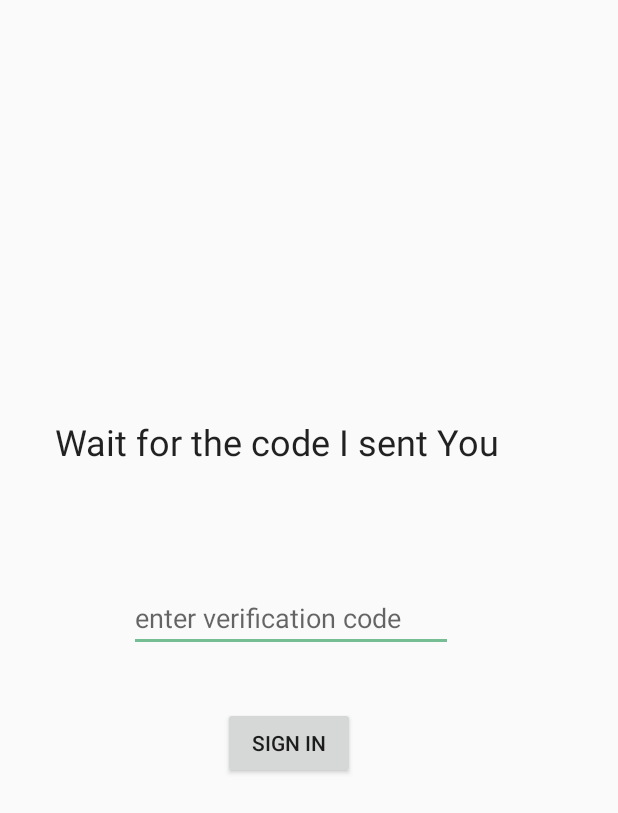
After one commit to ayahshawahneh/palCarWasher, an Android app: the sendCodeVrification screen opened directly, with no data from a screen before it, on a phone screen of 412 x 824 dp. The commit adds this screen. Shown: the top 813 px of the screen. Run offline under Robolectric (Android 15) with nearby library versions, the phone set to English and light mode, and no system bars; our stand-ins replace Firebase (no records; nobody signed in at launch, a user with empty details on screens opened directly); Roboto replaces fonts that are not available here.

Commit message:
finally runnnnnn

```diff
--- a/app/build.gradle
+++ b/app/build.gradle
@@ -6,7 +6,7 @@ android {
 
     defaultConfig {
         applicationId "com.example.palcarwasher"
-        minSdkVersion 27
+        minSdkVersion 23
         targetSdkVersion 30
         versionCode 1
         versionName "1.0"
--- /dev/null
+++ b/app/src/main/java/com/example/palcarwasher/sendCodeVrification.java
@@ -0,0 +1,151 @@
+package com.example.palcarwasher;
+
+import androidx.annotation.NonNull;
+import androidx.appcompat.app.AppCompatActivity;
+
+import android.content.Intent;
+import android.os.Bundle;
+import android.view.View;
+import android.widget.EditText;
+import android.widget.ProgressBar;
+import android.widget.Toast;
+
+import com.google.android.gms.tasks.OnCompleteListener;
+import com.google.android.gms.tasks.Task;
+import com.google.firebase.FirebaseException;
+import com.google.firebase.auth.AuthResult;
+import com.google.firebase.auth.FirebaseAuth;
+import com.google.firebase.auth.PhoneAuthCredential;
+import com.google.firebase.auth.PhoneAuthOptions;
+import com.google.firebase.auth.PhoneAuthProvider;
+import com.google.firebase.database.DatabaseReference;
+import com.google.firebase.database.FirebaseDatabase;
+
+import java.util.concurrent.TimeUnit;
+
+public class sendCodeVrification extends AppCompatActivity {
+
+    private String verificationId;
+    private FirebaseAuth mAuth;
+    private EditText editText;
+    DatabaseReference databaseReference;
+
+
+    @Override
+    protected void onCreate(Bundle savedInstanceState) {
+        super.onCreate(savedInstanceState);
+        setContentView(R.layout.activity_send_code_vrification);
+
+        databaseReference = FirebaseDatabase.getInstance().getReference().child("PalCarWasher").child("Customer");
+
+        mAuth = FirebaseAuth.getInstance();
+
+        editText = findViewById(R.id.editTextCode);
+
+        String phonenumber = getIntent().getStringExtra("phonenumber");
+        String fullname = getIntent().getStringExtra("fullname");
+        String email = getIntent().getStringExtra("email");
+        String password = getIntent().getStringExtra("password");
+
+        String CustomerId = databaseReference.push().getKey();
+
+        Customer customer = new Customer(CustomerId,fullname,phonenumber,password,email,null,null,null);
+        databaseReference.push().setValue(customer);
+
+
+
+        sendVerficationCode(phonenumber);
+
+        findViewById(R.id.buttonSignIn).setOnClickListener(new View.OnClickListener() {
+            @Override
+            public void onClick(View v) {
+                String code = editText.getText().toString().trim();
+
+                if(code.isEmpty() || code.length()<6){
+                    editText.setError(" Enter code...");
+                    editText.requestFocus();
+                    return;
+                }
+
+                verifiyCode(code);
+
+            }
+        });
+    }
+
+    private void verifiyCode(String code){
+        //here we will pass the code that entered or recive otomaticlly
+        PhoneAuthCredential credential = PhoneAuthProvider.getCredential(verificationId,code);
+        signInWithPhoneAuthCredential(credential);
+
+    }
+
+    private void signInWithPhoneAuthCredential(PhoneAuthCredential credential){
+        mAuth.signInWithCredential(credential)
+                .addOnCompleteListener(new OnCompleteListener<AuthResult>() {
+
+                    @Override
+                    public void onComplete(@NonNull Task<AuthResult> task) {
+                        if(task.isSuccessful()){
+
+
+                            //here we
+
+                            Intent intent = new Intent(sendCodeVrification.this,insideOurProject.class);
+                            intent.setFlags(Intent.FLAG_ACTIVITY_NEW_TASK | Intent.FLAG_ACTIVITY_CLEAR_TASK);
+                            startActivity(intent);
+
+                        }else {
+                            Toast.makeText(sendCodeVrification.this,task.getException().getMessage()
+                                    ,Toast.LENGTH_LONG).show();
+
+                        }
+                    }
+                });
+    }
+
+    private void sendVerficationCode(String number){
+
+
+        PhoneAuthOptions options =
+                PhoneAuthOptions.newBuilder(mAuth)
+                        .setPhoneNumber(number)       // Phone number to verify
+                        .setTimeout(60L, TimeUnit.SECONDS) // Timeout and unit
+                        .setActivity(sendCodeVrification.this) // Activity (for callback binding)
+                        .setCallbacks(mCallbacks)          // OnVerificationStateChangedCallbacks
+                        .build();
+        PhoneAuthProvider.verifyPhoneNumber(options);
+
+
+    }
+
+    private PhoneAuthProvider.OnVerificationStateChangedCallbacks
+            mCallbacks = new PhoneAuthProvider.
+            OnVerificationStateChangedCallbacks() {
+
+        @Override
+        public void onCodeSent(@NonNull String s, @NonNull PhoneAuthProvider.ForceResendingToken forceResendingToken) {
+            super.onCodeSent(s, forceResendingToken);
+            verificationId = s ;
+            Toast.makeText(getApplicationContext(),"on code sent",Toast.LENGTH_LONG).show();
+
+        }
+
+        @Override
+        public void onVerificationCompleted(@NonNull PhoneAuthCredential phoneAuthCredential) {
+            String code = phoneAuthCredential.getSmsCode();
+            Toast.makeText(getApplicationContext(),"completed",Toast.LENGTH_LONG).show();
+            if(code !=null){
+                editText.setText(code);
+                verifiyCode(code);
+            }
+        }
+
+        @Override
+        public void onVerificationFailed(@NonNull FirebaseException e) {
+
+            Toast.makeText(sendCodeVrification.this,"onVerificationFailed",Toast.LENGTH_LONG).show();
+        }
+    };
+
+}
--- /dev/null
+++ b/app/src/main/res/layout/activity_send_code_vrification.xml
@@ -0,0 +1,56 @@
+<?xml version="1.0" encoding="utf-8"?>
+<androidx.constraintlayout.widget.ConstraintLayout xmlns:android="http://schemas.android.com/apk/res/android"
+    xmlns:app="http://schemas.android.com/apk/res-auto"
+    xmlns:tools="http://schemas.android.com/tools"
+    android:layout_width="match_parent"
+    android:layout_height="match_parent"
+    tools:context=".sendCodeVrification">
+
+
+    <Button
+        android:id="@+id/buttonSignIn"
+        android:layout_width="wrap_content"
+        android:layout_height="wrap_content"
+        android:layout_marginBottom="268dp"
+        android:text="sign in"
+        app:layout_constraintBottom_toBottomOf="parent"
+        app:layout_constraintEnd_toEndOf="parent"
+        app:layout_constraintHorizontal_bias="0.458"
+        app:layout_constraintStart_toStartOf="parent"
+        app:layout_constraintTop_toBottomOf="@+id/editTextCode" />
+
+    <TextView
+        android:id="@+id/textView"
+        android:layout_width="319dp"
+        android:layout_height="68dp"
+        android:layout_centerHorizontal="true"
+        android:text="Wait for the code I sent You"
+        android:textAppearance="@style/Base.TextAppearance.AppCompat.Headline"
+        app:layout_constraintBottom_toTopOf="@+id/editTextCode"
+        app:layout_constraintEnd_toEndOf="parent"
+        app:layout_constraintHorizontal_bias="0.396"
+        app:layout_constraintStart_toStartOf="parent"
+        app:layout_constraintTop_toTopOf="parent"
+        app:layout_constraintVertical_bias="0.865"
+        tools:ignore="MissingConstraints" />
+
+    <EditText
+        android:id="@+id/editTextCode"
+        android:layout_width="216dp"
+        android:layout_height="45dp"
+        android:layout_centerHorizontal="true"
+        android:autofillHints=""
+        android:digits="0123456789"
+        android:drawablePadding="10dp"
+        android:hint="enter verification code"
+        android:inputType="phone"
+        android:maxLength="10"
+        app:layout_constraintBottom_toBottomOf="parent"
+        app:layout_constraintEnd_toEndOf="parent"
+        app:layout_constraintHorizontal_bias="0.44"
+        app:layout_constraintStart_toStartOf="parent"
+        app:layout_constraintTop_toTopOf="parent"
+        tools:ignore="MissingConstraints" />
+
+
+</androidx.constraintlayout.widget.ConstraintLayout>
```
Also changed, not shown: app/src/main/AndroidManifest.xml (+13 -3 lines), app/src/main/java/com/example/palcarwasher/insideOurProject.java (added, +28 -0 lines), app/src/main/java/com/example/palcarwasher/register.java (+31 -8 lines), app/src/main/res/layout/activity_inside_our_project.xml (added, +33 -0 lines), app/src/main/res/layout/activity_register.xml (+13 -6 lines).
